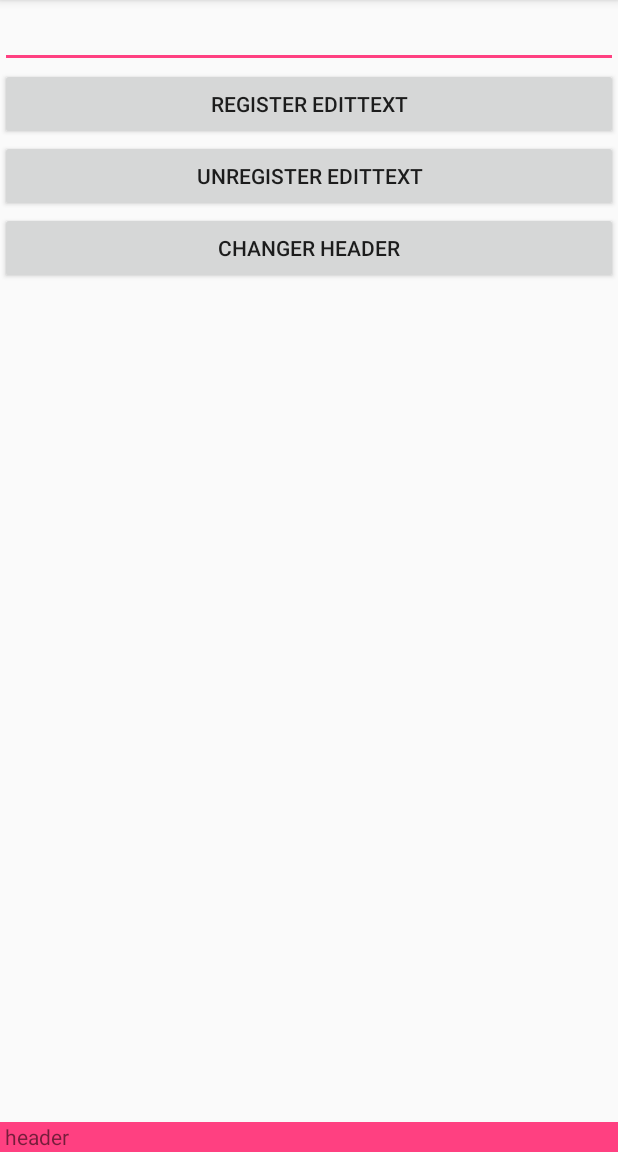
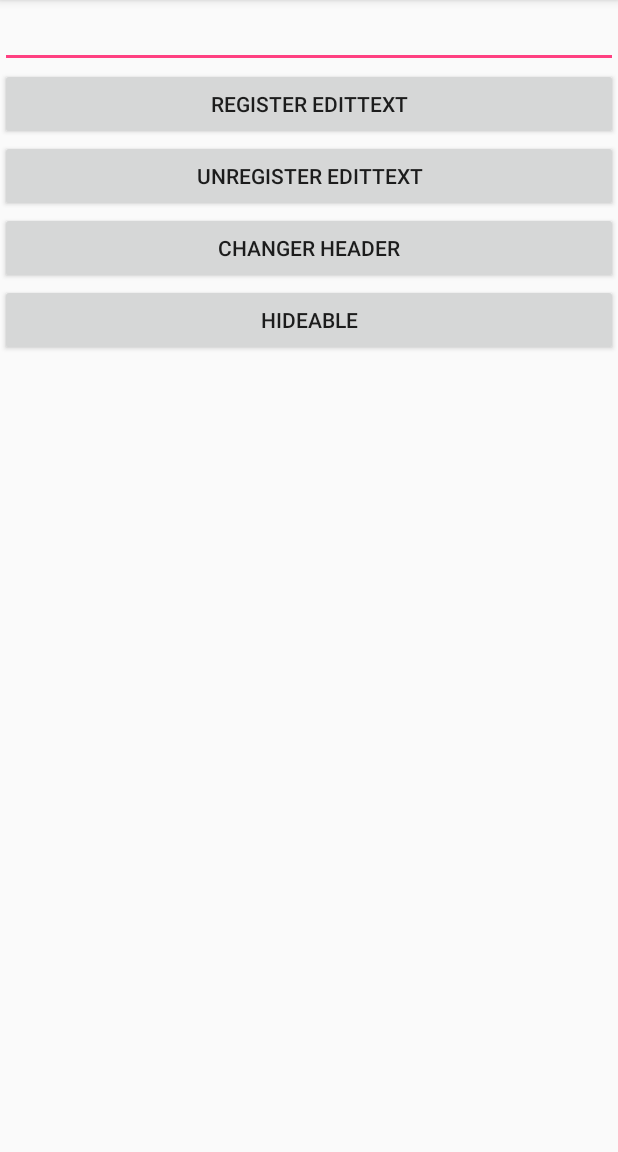
Before and after one commit to qsxs/CalculatorInputMethod, an Android app: the BottomSheetActivity screen opened directly, with no data from a screen before it, on a phone screen of 412 x 824 dp, the part 84-1236 px from its top. Run offline under Robolectric (Android 15) with nearby library versions, the phone set to English and light mode, and no system bars.

Commit message:
BottomSheet头部隐藏支持

```diff
--- a/app/src/main/java/com/lihb/calculatorinputmethod/BottomSheetActivity.kt
+++ b/app/src/main/java/com/lihb/calculatorinputmethod/BottomSheetActivity.kt
@@ -4,9 +4,9 @@ import android.os.Bundle
 import android.support.v7.app.AppCompatActivity
 import android.view.View
 import android.widget.Toast
-import kotlinx.android.synthetic.main.activity_main.*
+import kotlinx.android.synthetic.main.activity_bottom_sheet.*
 
-class BottomSheetActivity:AppCompatActivity() {
+class BottomSheetActivity : AppCompatActivity() {
 
     override fun onCreate(savedInstanceState: Bundle?) {
         super.onCreate(savedInstanceState)
@@ -33,5 +33,12 @@ class BottomSheetActivity:AppCompatActivity() {
                 Toast.makeText(it.context, "header onClick", Toast.LENGTH_SHORT).show()
             })
         })
+
+        var hideable = false
+        btnHideable.setOnClickListener({
+            keyBoardView.setHideable(hideable)
+            Toast.makeText(this, hideable.toString(), Toast.LENGTH_SHORT).show()
+            hideable = !hideable
+        })
     }
 }
--- a/app/src/main/res/layout/activity_bottom_sheet.xml
+++ b/app/src/main/res/layout/activity_bottom_sheet.xml
@@ -33,6 +33,12 @@
             android:layout_height="wrap_content"
             android:text="Changer Header" />
 
+        <Button
+            android:id="@+id/btnHideable"
+            android:layout_width="match_parent"
+            android:layout_height="wrap_content"
+            android:text="Hideable" />
+
     </LinearLayout>
 
     <com.lihb.library.KeyBoardView
@@ -41,7 +47,8 @@
         android:layout_height="wrap_content"
         android:background="@color/design_bottom_navigation_shadow_color"
         app:header="@layout/header"
+        app:hideable="true"
         tools:behavior_peekHeight="200dp" />
-        <!--app:layout_behavior="@string/bottom_sheet_behavior"-->
-        <!--tools:behavior_peekHeight="200dp" />-->
+    <!--app:layout_behavior="@string/bottom_sheet_behavior"-->
+    <!--tools:behavior_peekHeight="200dp" />-->
 </android.support.design.widget.CoordinatorLayout>
--- a/library/src/main/java/com/lihb/library/KeyBoardView.kt
+++ b/library/src/main/java/com/lihb/library/KeyBoardView.kt
@@ -12,7 +12,6 @@ import android.support.design.widget.BottomSheetBehavior
 import android.support.design.widget.CoordinatorLayout
 import android.text.TextUtils
 import android.util.AttributeSet
-import android.util.Log
 import android.view.*
 import android.view.View.OnClickListener
 import android.view.View.OnKeyListener
@@ -29,6 +28,7 @@ open class KeyBoardView : LinearLayout {
     private var contentView: View? = null
     private var onNumberClickListener: OnNumberClickListener? = null
     private var behavior: BottomSheetBehavior<KeyBoardView>? = null
+    private var hideable: Boolean = false
 
     enum class Action {
         DELETE,
@@ -38,39 +38,6 @@ open class KeyBoardView : LinearLayout {
         MULTIPLY,
         DIVIDE,
         OPPOSITE
-    }
-
-    constructor(context: Context) : super(context) {
-        init(context)
-    }
-
-    constructor(context: Context, attrs: AttributeSet) : super(context, attrs) {
-        init(context, attrs)
-    }
-
-    constructor(context: Context, attrs: AttributeSet, defStyleAttr: Int) : super(context, attrs, defStyleAttr) {
-        init(context, attrs)
-    }
-
-    @RequiresApi(api = Build.VERSION_CODES.LOLLIPOP)
-    constructor(context: Context, attrs: AttributeSet, defStyleAttr: Int, defStyleRes: Int) : super(context, attrs, defStyleAttr, defStyleRes) {
-        init(context, attrs)
-    }
-
-    override fun onMeasure(widthMeasureSpec: Int, heightMeasureSpec: Int) {
-        super.onMeasure(widthMeasureSpec, heightMeasureSpec)
-        //这里最早得知parent
-        initBehavior()
-    }
-
-    override fun onLayout(changed: Boolean, l: Int, t: Int, r: Int, b: Int) {
-        super.onLayout(changed, l, t, r, b)
-        //这里最早得知headerView的高度
-        val height =
-                if (headerView == null) 0
-                else headerView!!.measuredHeight
-        Log.i(TAG, "onLayout".plus(height))
-        behavior?.peekHeight = height
     }
 
     @SuppressLint("ClickableViewAccessibility")
@@ -88,17 +55,20 @@ open class KeyBoardView : LinearLayout {
         })
     }
 
+    fun setHideable(hideable: Boolean) {
+        this.hideable = hideable
+        initPeekHeight()
+    }
+
+    fun getHideable(): Boolean {
+        return hideable
+    }
+
     fun setHeaderView(view: View?) {
         removeView(headerView)
         headerView = view
         if (headerView != null)
             addView(headerView, 0)
-//        initBehavior()
-//        val height =
-//                if (headerView == null) 0
-//                else headerView!!.measuredHeight
-//        Log.i(TAG, "setHeaderView".plus(height))
-//        behavior?.peekHeight = height
         invalidate()
     }
 
@@ -147,11 +117,42 @@ open class KeyBoardView : LinearLayout {
         return false
     }
 
+    constructor(context: Context) : super(context) {
+        init(context)
+    }
+
+    constructor(context: Context, attrs: AttributeSet) : super(context, attrs) {
+        init(context, attrs)
+    }
+
+    constructor(context: Context, attrs: AttributeSet, defStyleAttr: Int) : super(context, attrs, defStyleAttr) {
+        init(context, attrs)
+    }
+
+    @RequiresApi(api = Build.VERSION_CODES.LOLLIPOP)
+    constructor(context: Context, attrs: AttributeSet, defStyleAttr: Int, defStyleRes: Int) : super(context, attrs, defStyleAttr, defStyleRes) {
+        init(context, attrs)
+    }
+
+    override fun onMeasure(widthMeasureSpec: Int, heightMeasureSpec: Int) {
+        super.onMeasure(widthMeasureSpec, heightMeasureSpec)
+        //这里最早得知parent
+        initBehavior()
+    }
+
+    override fun onLayout(changed: Boolean, l: Int, t: Int, r: Int, b: Int) {
+        super.onLayout(changed, l, t, r, b)
+        //这里最早得知headerView的高度
+        initPeekHeight()
+    }
+
+
     private fun init(context: Context, attrs: AttributeSet? = null) {
         orientation = VERTICAL
         if (attrs != null) {
             val a = context.obtainStyledAttributes(attrs, R.styleable.KeyBoardView, 0, 0)
             val header = a.getResourceId(R.styleable.KeyBoardView_header, 0)
+            hideable = a.getBoolean(R.styleable.KeyBoardView_hideable, false)
             a.recycle()
 
             setHeaderView(header)
@@ -196,6 +197,14 @@ open class KeyBoardView : LinearLayout {
             (layoutParams as CoordinatorLayout.LayoutParams).behavior = BottomSheetBehavior<LinearLayout>()
             behavior = BottomSheetBehavior.from(this)
         }
+    }
+
+    private fun initPeekHeight() {
+        val height =
+                if (headerView == null) 0
+                else headerView!!.measuredHeight
+//        Log.i(TAG, "onLayout".plus(height))
+        behavior?.peekHeight = if (hideable) 0 else height
     }
 
     private fun onButtonClick(button: Button) {
--- a/library/src/main/res/values/attr.xml
+++ b/library/src/main/res/values/attr.xml
@@ -2,6 +2,7 @@
 <resources>
     <declare-styleable name="KeyBoardView">
         <attr name="header" format="reference" />
+        <attr name="hideable" format="boolean" />
     </declare-styleable>
 
 </resources>
```
